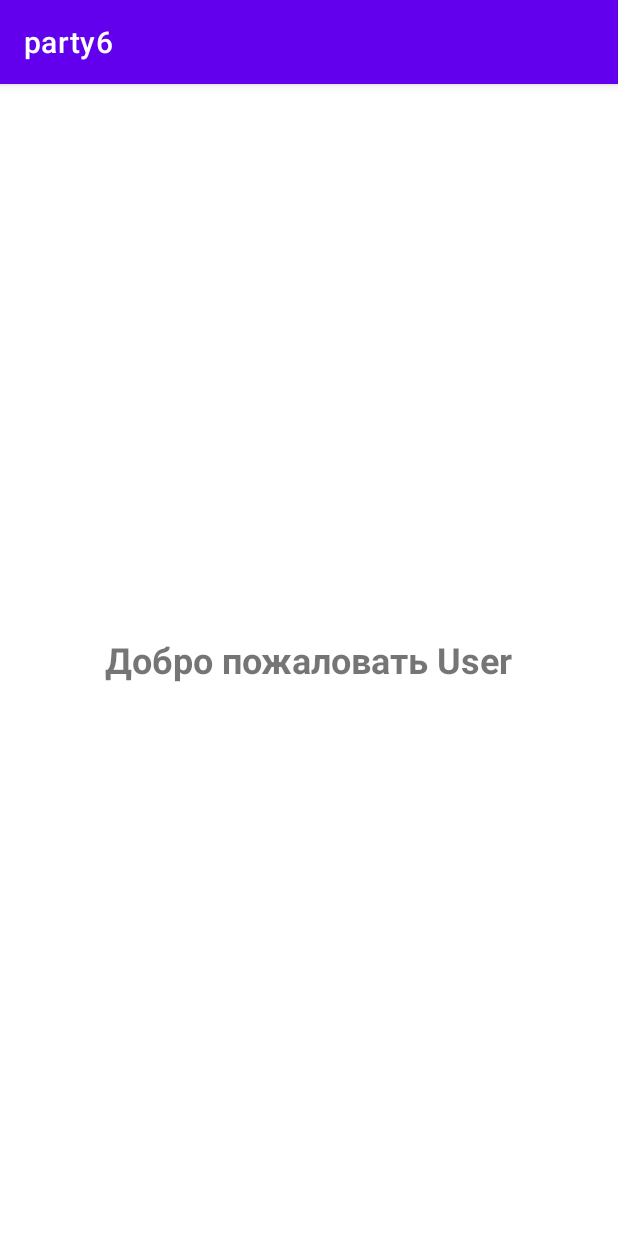
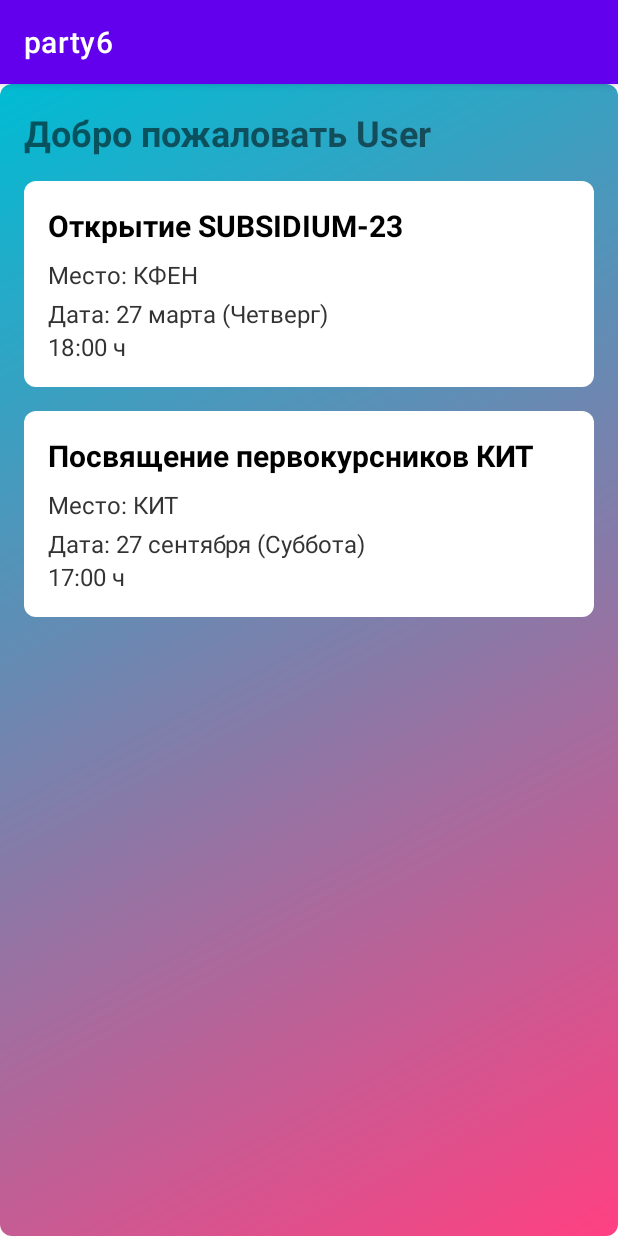
Before and after one commit to Arsenshmid/androidParty, an Android app: the MainActivity screen opened directly, with no data from a screen before it, on a phone screen of 412 x 824 dp. Run offline under Robolectric (Android 15) with nearby library versions, the light colour scheme and no system bars.

Commit message:
добавил крутой задний фон

```diff
--- /dev/null
+++ b/app/src/main/res/drawable/news_background.xml
@@ -0,0 +1,9 @@
+<!-- news_background.xml -->
+<shape xmlns:android="http://schemas.android.com/apk/res/android"
+    android:shape="rectangle">
+    <gradient
+        android:startColor="#FF4081"
+        android:endColor="#00BCD4"
+        android:angle="135"/>
+    <corners android:radius="8dp"/>
+</shape>
--- /dev/null
+++ b/app/src/main/res/drawable/white_background.xml
@@ -0,0 +1,6 @@
+<!-- white_background.xml -->
+<shape xmlns:android="http://schemas.android.com/apk/res/android"
+    android:shape="rectangle">
+    <solid android:color="#FFFFFF"/> <!-- Белый цвет фона -->
+    <corners android:radius="8dp"/> <!-- Закругленные углы -->
+</shape>
--- a/app/src/main/res/layout/activity_main.xml
+++ b/app/src/main/res/layout/activity_main.xml
@@ -3,18 +3,104 @@
     xmlns:tools="http://schemas.android.com/tools"
     android:layout_width="match_parent"
     android:layout_height="match_parent"
-    android:gravity="center"
     android:orientation="vertical"
     android:padding="16dp"
-    tools:context=".MainActivity">
+    android:background="@drawable/news_background"
+    android:visibility="visible"
+    tools:context=".MainActivity"
+    tools:visibility="visible">
+
 
     <TextView
         android:id="@+id/welcomeText"
         android:layout_width="wrap_content"
         android:layout_height="wrap_content"
+        android:layout_marginBottom="16dp"
         android:textSize="24sp"
         android:textStyle="bold"
         android:visibility="visible"
         tools:visibility="visible" />
 
+    <!-- Блок новости 1 -->
+    <LinearLayout
+        android:layout_width="match_parent"
+        android:layout_height="wrap_content"
+        android:layout_marginBottom="16dp"
+        android:background="@drawable/white_background"
+        android:orientation="vertical"
+        android:padding="16dp">
+
+        <TextView
+            android:layout_width="wrap_content"
+            android:layout_height="wrap_content"
+            android:layout_marginBottom="8dp"
+            android:text="Открытие SUBSIDIUM-23"
+            android:textColor="#000"
+            android:textSize="20sp"
+            android:textStyle="bold" />
+
+        <TextView
+            android:layout_width="wrap_content"
+            android:layout_height="wrap_content"
+            android:layout_marginBottom="4dp"
+            android:text="Место: КФЕН"
+            android:textColor="#333333"
+            android:textSize="16sp" />
+
+        <TextView
+            android:layout_width="wrap_content"
+            android:layout_height="wrap_content"
+            android:text="Дата: 27 марта (Четверг)"
+            android:textColor="#333333"
+            android:textSize="16sp" />
+
+        <TextView
+            android:layout_width="wrap_content"
+            android:layout_height="wrap_content"
+            android:text="18:00 ч"
+            android:textColor="#333333"
+            android:textSize="16sp" />
+    </LinearLayout>
+
+
+    <LinearLayout
+        android:layout_width="match_parent"
+        android:layout_height="wrap_content"
+        android:layout_marginBottom="16dp"
+        android:background="@drawable/white_background"
+        android:orientation="vertical"
+        android:padding="16dp">
+
+        <TextView
+            android:layout_width="wrap_content"
+            android:layout_height="wrap_content"
+            android:layout_marginBottom="8dp"
+            android:text="Посвящение первокурсников КИТ"
+            android:textColor="#000"
+            android:textSize="20sp"
+            android:textStyle="bold" />
+
+        <TextView
+            android:layout_width="wrap_content"
+            android:layout_height="wrap_content"
+            android:layout_marginBottom="4dp"
+            android:text="Место: КИТ"
+            android:textColor="#333333"
+            android:textSize="16sp" />
+
+        <TextView
+            android:layout_width="wrap_content"
+            android:layout_height="wrap_content"
+            android:text="Дата: 27 сентября (Суббота)"
+            android:textColor="#333333"
+            android:textSize="16sp" />
+
+        <TextView
+            android:layout_width="wrap_content"
+            android:layout_height="wrap_content"
+            android:text="17:00 ч"
+            android:textColor="#333333"
+            android:textSize="16sp" />
+    </LinearLayout>
+
 </LinearLayout>
```
